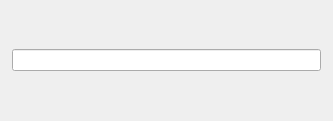
Before: the Qt Designer form contents/code/settings_ui.ui in rizakrko/wwidg, drawn with Qt 5.
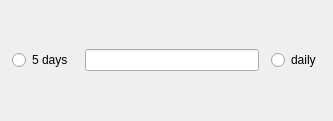
After: the same form once the commit is applied.

What changed in the file:
```diff
--- a/contents/code/settings_ui.ui
+++ b/contents/code/settings_ui.ui
@@ -40,6 +40,13 @@
     </property>
     <item row="1" column="2">
      <layout class="QHBoxLayout" name="horizontalLayout">
+      <item>
+       <widget class="QRadioButton" name="fiveDays">
+        <property name="text">
+         <string>5 days</string>
+        </property>
+       </widget>
+      </item>
       <item>
        <widget class="QLineEdit" name="City">
         <property name="inputMask">
@@ -53,6 +60,13 @@
         </property>
        </widget>
       </item>
+      <item>
+       <widget class="QRadioButton" name="daily">
+        <property name="text">
+         <string>daily</string>
+        </property>
+       </widget>
+      </item>
      </layout>
     </item>
    </layout>
```
Left out of the diff: 11 changed lines with no effect on the pictures.
